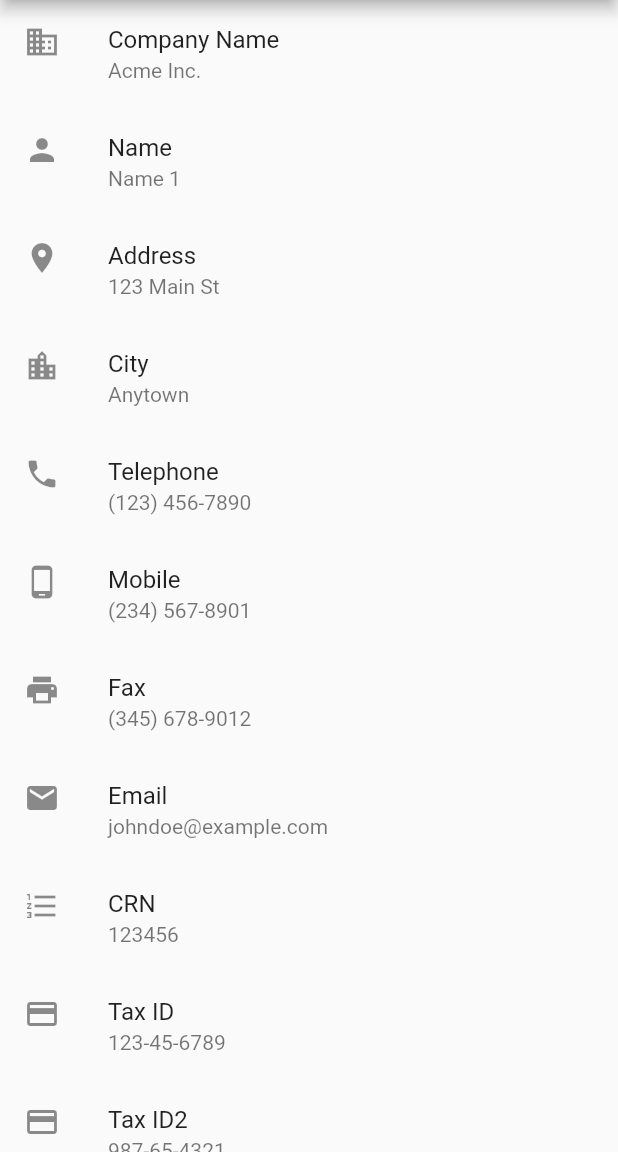
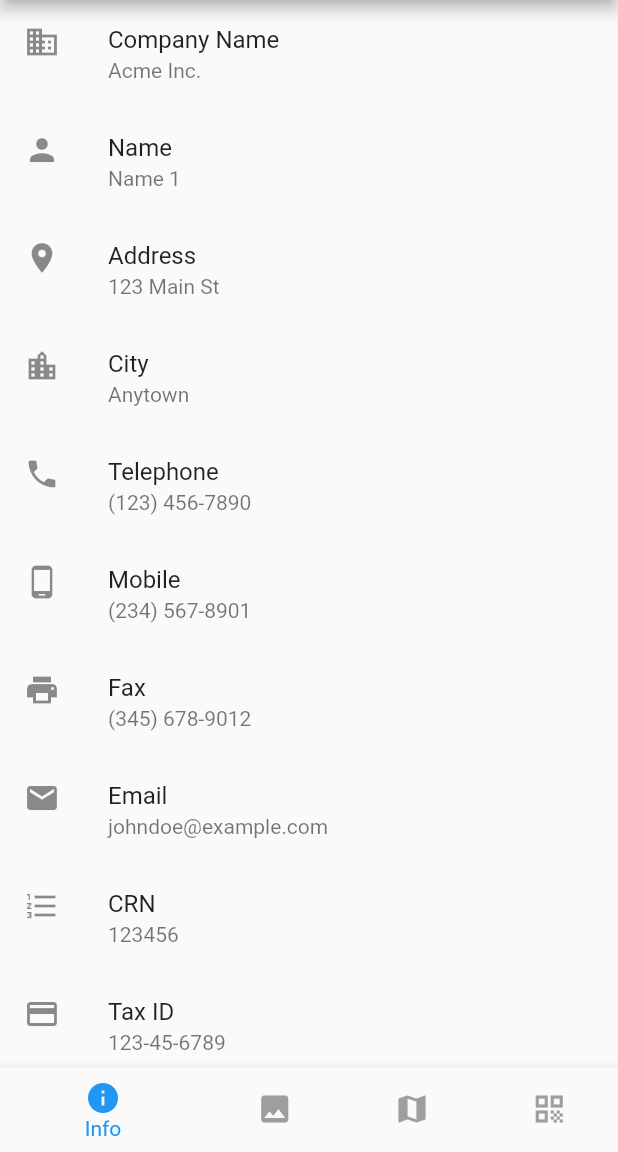
Before and after one commit to TAYBI/gestion_mobile, a Flutter app: the ClientInfoScreen screen opened directly, on a phone screen of 412 x 824 dp, the part 84-1236 px from its top. Run offline on Flutter 3.47's test engine with Material 2 defaults, Android fonts, the phone set to English and light mode, and no system bars.

Commit message:
add the navigation bar to the client info screen

```diff
--- a/lib/client_screen.dart
+++ b/lib/client_screen.dart
@@ -53,6 +53,28 @@ class ClientInfoScreen extends StatelessWidget {
           _buildListItem(Icons.family_restroom, 'Family', '3'),
         ],
       ),
+      bottomNavigationBar: BottomNavigationBar(
+        selectedItemColor: Colors.blue,
+        unselectedItemColor: Colors.grey,
+        items: [
+          BottomNavigationBarItem(
+            icon: Icon(Icons.info),
+            label: 'Info',
+          ),
+          BottomNavigationBarItem(
+            icon: Icon(Icons.photo),
+            label: 'Photo',
+          ),
+          BottomNavigationBarItem(
+            icon: Icon(Icons.map),
+            label: 'Map',
+          ),
+          BottomNavigationBarItem(
+            icon: Icon(Icons.qr_code),
+            label: 'QR Code',
+          ),
+        ],
+      ),
     );
   }
 }
```
